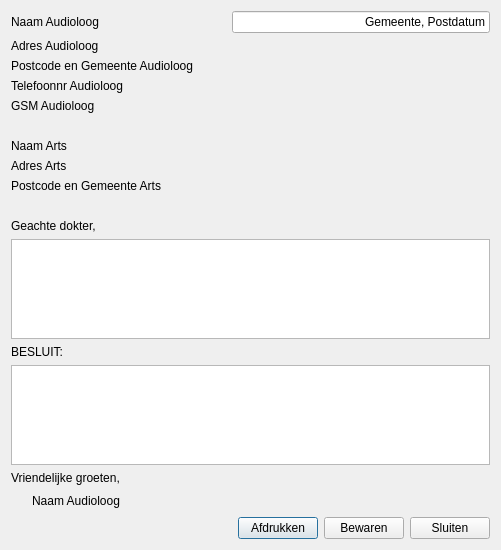
Roelio81/audioadmin, file AudioAdmin/ui/briefarts.ui: the form before one commit.
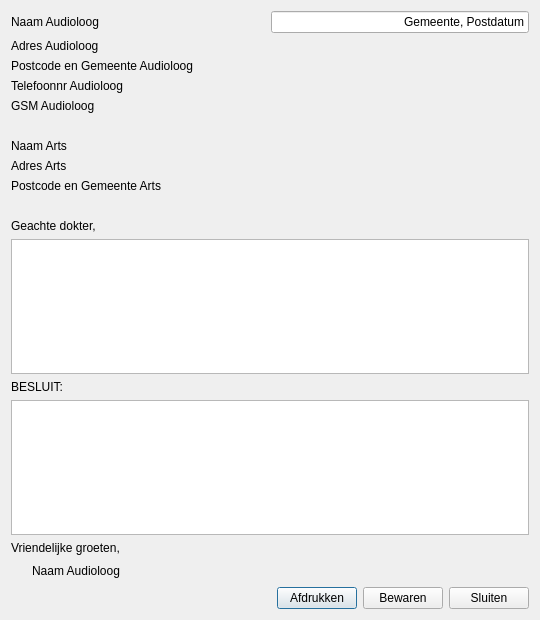
The form after the commit. Icons and pictures are not drawn.

Patch:
```diff
--- a/AudioAdmin/ui/briefarts.ui
+++ b/AudioAdmin/ui/briefarts.ui
@@ -4,12 +4,12 @@
   <property name="windowModality" >
    <enum>Qt::WindowModal</enum>
   </property>
-  <property name="geometry" >
+  <property name="geometry">
    <rect>
     <x>0</x>
     <y>0</y>
-    <width>500</width>
-    <height>550</height>
+    <width>540</width>
+    <height>620</height>
    </rect>
   </property>
   <property name="windowTitle" >
```
Left out of the diff: 187 changed lines with no effect on the pictures.
